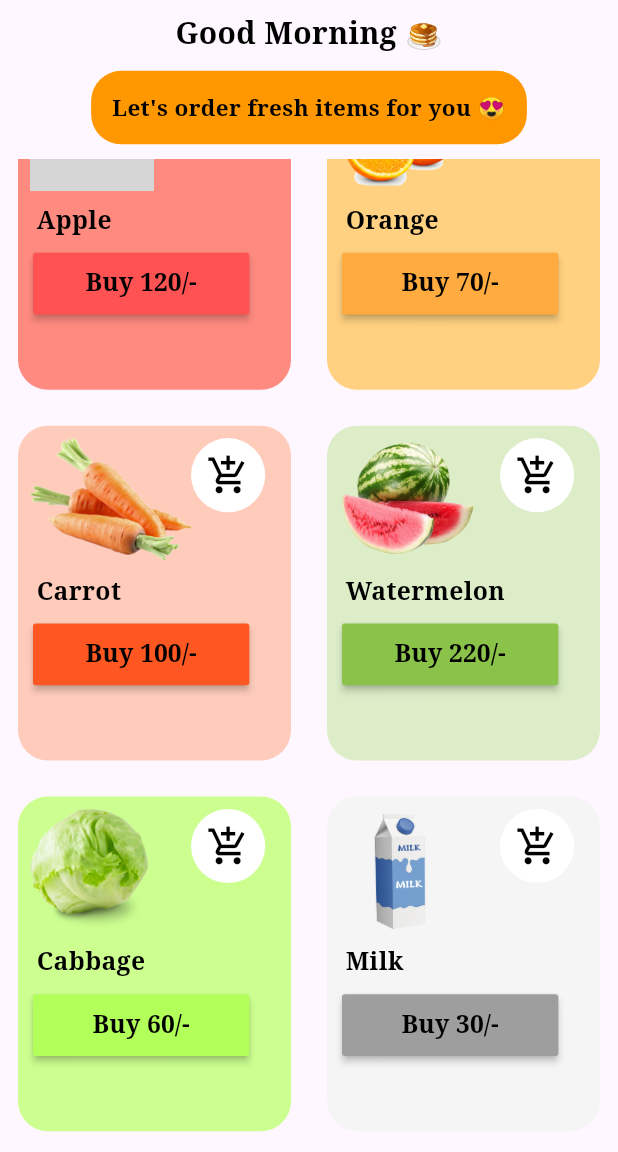
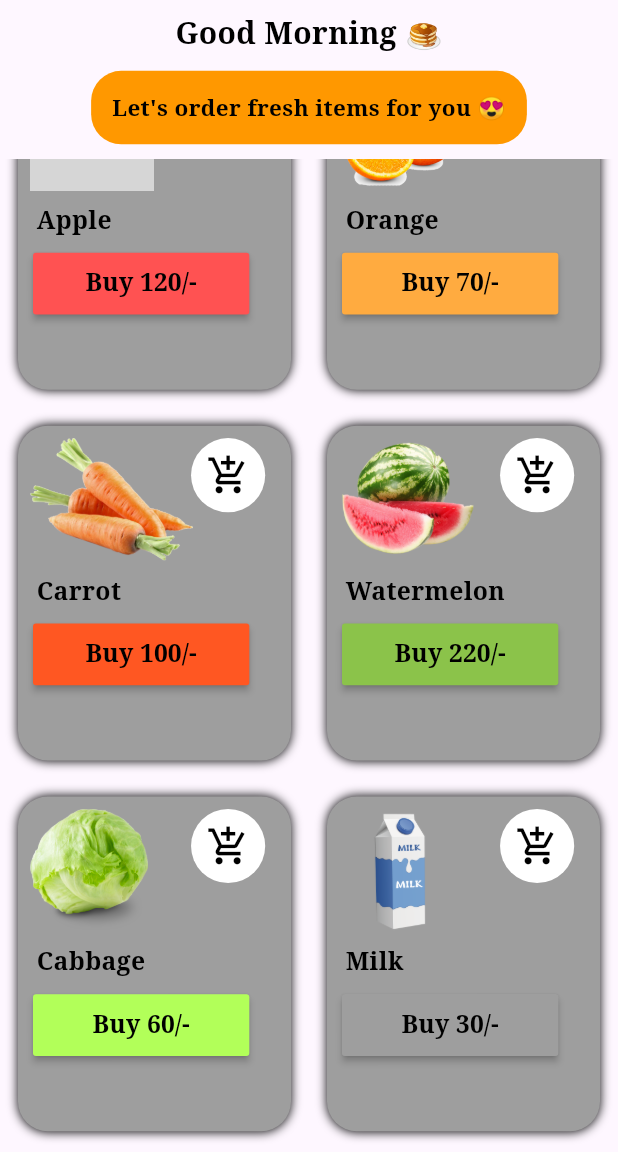
Before and after one commit to krishnarajkumar0610/grocery_app, a Flutter app: the HomePage screen opened directly, scrolled down 576 dp, on a phone screen of 412 x 824 dp, the part 84-1236 px from its top. Run offline on Flutter 3.47's test engine with Material 3 defaults, Android fonts, the phone set to English and light mode, and no system bars; our stand-ins replace flutter_bloc, google_fonts, shared_preferences; accounts and stored records are empty; grey boxes are pictures that could not be loaded.

Commit message:
Grocery app

```diff
--- a/grocery_app/lib/bloc/grocery_bloc.dart
+++ b/grocery_app/lib/bloc/grocery_bloc.dart
@@ -9,105 +9,119 @@ import 'grocery_states.dart';
 
 class GroceryBloc extends Bloc<GroceryEvents, GroceryStates> {
   GroceryBloc() : super(GroceryStates(cartItems: [])) {
-    // on<GetDataFromMemory>((event, emit) async {
-    // String shopItems = jsonEncode([
-    //   [
-    //     "Avocado",
-    //     120,
-    //     "assets/avocado.png",
-    //     "Avocado, a creamy fruit native to Mexico, is packed with healthy fats, vitamins, and minerals. Its versatility makes it a popular ingredient in salads, sandwiches, and dips like guacamole.",
-    //     Colors.green.value.toRadixString(16)
-    //   ],
-    //   [
-    //     "Banana",
-    //     60,
-    //     "assets/banana.png",
-    //     "Banana is a tropical fruit with a soft, creamy flesh and a sweet flavor. Rich in potassium and vitamins, it's a popular snack and ingredient in smoothies and desserts.",
-    //     Colors.yellow.value.toRadixString(16)
-    //   ],
-    //   [
-    //     "Chicken",
-    //     350,
-    //     "assets/chicken.png",
-    //     "Chicken is a versatile poultry meat known for its mild flavor and lean protein content. It can be grilled, roasted, fried, or incorporated into a variety of dishes worldwide.",
-    //     Colors.redAccent.value.toRadixString(16)
-    //   ],
-    //   [
-    //     "Water",
-    //     40,
-    //     "assets/water.png",
-    //     "Water is a transparent, tasteless, and odorless substance essential for life on Earth. It comprises about 71% of the planet's surface and is vital for hydration, regulating body temperature, and facilitating various biochemical processes.",
-    //     Colors.blue.value.toRadixString(16)
-    //   ],
-    //   [
-    //     "Apple",
-    //     120,
-    //     "assets/apple.png",
-    //     "Apple Inc. is a multinational technology company known for its innovation in consumer electronics, software, and services, including the iPhone, Mac computers, iPad, and Apple Watch. ",
-    //     Colors.redAccent.value.toRadixString(16)
-    //   ],
-    //   [
-    //     "Orange",
-    //     70,
-    //     "assets/orange.png",
-    //     "Orange is a citrus fruit known for its vibrant color and tangy flavor, rich in vitamin C and antioxidants, often used in juices, desserts, and savory dishes.",
-    //     Colors.orangeAccent.value.toRadixString(16)
-    //   ],
-    //   [
-    //     "Carrot",
-    //     100,
-    //     "assets/carrot.png",
-    //     "Carrot: A crunchy, orange root vegetable known for its high beta-carotene content, promoting eye health and vibrant skin. It's versatile in cooking, adding sweetness to dishes and serving as a popular snack.",
-    //     Colors.deepOrange.value.toRadixString(16)
-    //   ],
-    //   [
-    //     "Watermelon",
-    //     220,
-    //     "assets/watermelon.png",
-    //     "Watermelon is a juicy and refreshing fruit with a vibrant red or pink flesh and black seeds, known for its high water content and sweet flavor, making it a popular summer treat.",
-    //     Colors.lightGreen.value.toRadixString(16)
-    //   ],
-    //   [
-    //     "Cabbage",
-    //     60,
-    //     "assets/cabbage.png",
-    //     "Cabbage is a leafy green or purple biennial plant grown as an annual vegetable crop for its dense-leaved heads. It's rich in vitamins and fiber, commonly used in various cuisines worldwide for salads, soups, and stir-fries.",
-    //     Colors.lightGreenAccent.value.toRadixString(16)
-    //   ],
-    //   [
-    //     "Milk",
-    //     30,
-    //     "assets/milk.png",
-    //     "Milk is a nutrient-rich liquid produced by mammals to nourish their young, containing essential vitamins, minerals, and proteins vital for human health. It serves as a versatile ingredient in various culinary dishes and beverages, offering a creamy texture and distinctive flavor.",
-    //     Colors.grey.value.toRadixString(16)
-    //   ],
-    //   [
-    //     "Potato",
-    //     45,
-    //     "assets/potato.png",
-    //     "Potato, a starchy tuber, is a versatile and widely consumed vegetable prized for its rich carbohydrate content and culinary adaptability, serving as a staple ingredient in countless dishes worldwide.",
-    //     Colors.brown.value.toRadixString(16)
-    //   ],
-    //   [
-    //     "Rocemilk",
-    //     60,
-    //     "assets/rocemilk.png",
-    //     "Rocemilk is an educational platform providing interactive learning experiences through online courses and tutorials. It offers a diverse range of subjects, catering to learners of all levels and interests.",
-    //     Colors.pink.value.toRadixString(16)
-    //   ],
-    // ]);
-    //   final sharedPreference = await SharedPreferences.getInstance();
-    //   //sharedPreference.setString("shopItem", shopItems);
-    //   final data = sharedPreference.getString("shopItem");
-    //   print(data);
-    //   sharedPreference.clear();
-    // });
+    on<GetInitialData>((event, emit) async {
+      List shopItem = [
+        [
+          "Avocado",
+          120,
+          "assets/avocado.png",
+          "Avocado, a creamy fruit native to Mexico, is packed with healthy fats, vitamins, and minerals. Its versatility makes it a popular ingredient in salads, sandwiches, and dips like guacamole.",
+          Colors.green.value
+        ],
+        [
+          "Banana",
+          60,
+          "assets/banana.png",
+          "Banana is a tropical fruit with a soft, creamy flesh and a sweet flavor. Rich in potassium and vitamins, it's a popular snack and ingredient in smoothies and desserts.",
+          Colors.yellow.value
+        ],
+        [
+          "Chicken",
+          350,
+          "assets/chicken.png",
+          "Chicken is a versatile poultry meat known for its mild flavor and lean protein content. It can be grilled, roasted, fried, or incorporated into a variety of dishes worldwide.",
+          Colors.redAccent.value
+        ],
+        [
+          "Water",
+          40,
+          "assets/water.png",
+          "Water is a transparent, tasteless, and odorless substance essential for life on Earth. It comprises about 71% of the planet's surface and is vital for hydration, regulating body temperature, and facilitating various biochemical processes.",
+          Colors.blue.value
+        ],
+        [
+          "Apple",
+          120,
+          "assets/apple.png",
+          "Apple Inc. is a multinational technology company known for its innovation in consumer electronics, software, and services, including the iPhone, Mac computers, iPad, and Apple Watch. ",
+          Colors.redAccent.value
+        ],
+        [
+          "Orange",
+          70,
+          "assets/orange.png",
+          "Orange is a citrus fruit known for its vibrant color and tangy flavor, rich in vitamin C and antioxidants, often used in juices, desserts, and savory dishes.",
+          Colors.orangeAccent.value
+        ],
+        [
+          "Carrot",
+          100,
+          "assets/carrot.png",
+          "Carrot: A crunchy, orange root vegetable known for its high beta-carotene content, promoting eye health and vibrant skin. It's versatile in cooking, adding sweetness to dishes and serving as a popular snack.",
+          Colors.deepOrange.value
+        ],
+        [
+          "Watermelon",
+          220,
+          "assets/watermelon.png",
+          "Watermelon is a juicy and refreshing fruit with a vibrant red or pink flesh and black seeds, known for its high water content and sweet flavor, making it a popular summer treat.",
+          Colors.lightGreen.value
+        ],
+        [
+          "Cabbage",
+          60,
+          "assets/cabbage.png",
+          "Cabbage is a leafy green or purple biennial plant grown as an annual vegetable crop for its dense-leaved heads. It's rich in vitamins and fiber, commonly used in various cuisines worldwide for salads, soups, and stir-fries.",
+          Colors.lightGreenAccent.value
+        ],
+        [
+          "Milk",
+          30,
+          "assets/milk.png",
+          "Milk is a nutrient-rich liquid produced by mammals to nourish their young, containing essential vitamins, minerals, and proteins vital for human health. It serves as a versatile ingredient in various culinary dishes and beverages, offering a creamy texture and distinctive flavor.",
+          Colors.grey.value
+        ],
+        [
+          "Potato",
+          45,
+          "assets/potato.png",
+          "Potato, a starchy tuber, is a versatile and widely consumed vegetable prized for its rich carbohydrate content and culinary adaptability, serving as a staple ingredient in countless dishes worldwide.",
+          Colors.brown.value
+        ],
+        [
+          "Rosemilk",
+          60,
+          "assets/rocemilk.png",
+          "Rocemilk is an educational platform providing interactive learning experiences through online courses and tutorials. It offers a diverse range of subjects, catering to learners of all levels and interests.",
+          Colors.pink.value
+        ],
+      ]; //
+
+      dynamic data;
+      final sharedPreference = await SharedPreferences.getInstance();
+      if (!sharedPreference.containsKey("shopItem")) {
+        final encodedList = jsonEncode(shopItem);
+        await sharedPreference.setString("shopItem", encodedList);
+      }
+
+      data = sharedPreference.getString("shopItem");
+      data = jsonDecode(data);
+      print("ILAMA IRUNCHU IPA VANDHURUCHU");
+
+      emit(GroceryStates(
+          shopItems: data,
+          cartItems: state.cartItems,
+          greetingStatus: state.greetingStatus,
+          themeStatus: state.themeStatus,
+          totalAmount: state.totalAmount));
+    });
 
     on<AddToCart>((event, emit) {
       // add item event
       int? index = event.index;
       state.cartItems?.add(state.shopItems![index!]);
       emit(GroceryStates(
+          shopItems: state.shopItems,
           cartItems: state.cartItems,
           greetingStatus: state.greetingStatus,
           themeStatus: state.themeStatus,
@@ -121,6 +135,7 @@ class GroceryBloc extends Bloc<GroceryEvents, GroceryStates> {
       cartItems?.removeAt(index);
 
       emit(GroceryStates(
+          shopItems: state.shopItems,
           cartItems: cartItems,
           themeStatus: state.themeStatus,
           greetingStatus: state.greetingStatus,
@@ -138,6 +153,7 @@ class GroceryBloc extends Bloc<GroceryEvents, GroceryStates> {
       }
 
       emit(GroceryStates(
+          shopItems: state.shopItems,
           themeStatus: theme,
           cartItems: state.cartItems,
           greetingStatus: state.greetingStatus!,
@@ -162,6 +178,7 @@ class GroceryBloc extends Bloc<GroceryEvents, GroceryStates> {
 
       emit(GroceryStates(
           greetingStatus: message,
+          shopItems: state.shopItems,
           cartItems: state.cartItems,
           themeStatus: state.themeStatus,
           totalAmount: state.totalAmount));
--- a/grocery_app/lib/bloc/grocery_events.dart
+++ b/grocery_app/lib/bloc/grocery_events.dart
@@ -33,3 +33,5 @@ class SignupValidation extends GroceryEvents {
 
   SignupValidation({this.fullName, this.emailId, this.password});
 }
+
+class GetInitialData extends GroceryEvents {}
--- a/grocery_app/lib/bloc/grocery_states.dart
+++ b/grocery_app/lib/bloc/grocery_states.dart
@@ -1,92 +1,7 @@
 import 'package:flutter/material.dart';
 
 class GroceryStates {
-  List shopItems = [
-    [
-      "Avocado",
-      120,
-      "assets/avocado.png",
-      "Avocado, a creamy fruit native to Mexico, is packed with healthy fats, vitamins, and minerals. Its versatility makes it a popular ingredient in salads, sandwiches, and dips like guacamole.",
-      Colors.green
-    ],
-    [
-      "Banana",
-      60,
-      "assets/banana.png",
-      "Banana is a tropical fruit with a soft, creamy flesh and a sweet flavor. Rich in potassium and vitamins, it's a popular snack and ingredient in smoothies and desserts.",
-      Colors.yellow
-    ],
-    [
-      "Chicken",
-      350,
-      "assets/chicken.png",
-      "Chicken is a versatile poultry meat known for its mild flavor and lean protein content. It can be grilled, roasted, fried, or incorporated into a variety of dishes worldwide.",
-      Colors.redAccent
-    ],
-    [
-      "Water",
-      40,
-      "assets/water.png",
-      "Water is a transparent, tasteless, and odorless substance essential for life on Earth. It comprises about 71% of the planet's surface and is vital for hydration, regulating body temperature, and facilitating various biochemical processes.",
-      Colors.blue
-    ],
-    [
-      "Apple",
-      120,
-      "assets/apple.png",
-      "Apple Inc. is a multinational technology company known for its innovation in consumer electronics, software, and services, including the iPhone, Mac computers, iPad, and Apple Watch. ",
-      Colors.redAccent
-    ],
-    [
-      "Orange",
-      70,
-      "assets/orange.png",
-      "Orange is a citrus fruit known for its vibrant color and tangy flavor, rich in vitamin C and antioxidants, often used in juices, desserts, and savory dishes.",
-      Colors.orangeAccent
-    ],
-    [
-      "Carrot",
-      100,
-      "assets/carrot.png",
-      "Carrot: A crunchy, orange root vegetable known for its high beta-carotene content, promoting eye health and vibrant skin. It's versatile in cooking, adding sweetness to dishes and serving as a popular snack.",
-      Colors.deepOrange
-    ],
-    [
-      "Watermelon",
-      220,
-      "assets/watermelon.png",
-      "Watermelon is a juicy and refreshing fruit with a vibrant red or pink flesh and black seeds, known for its high water content and sweet flavor, making it a popular summer treat.",
-      Colors.lightGreen
-    ],
-    [
-      "Cabbage",
-      60,
-      "assets/cabbage.png",
-      "Cabbage is a leafy green or purple biennial plant grown as an annual vegetable crop for its dense-leaved heads. It's rich in vitamins and fiber, commonly used in various cuisines worldwide for salads, soups, and stir-fries.",
-      Colors.lightGreenAccent
-    ],
-    [
-      "Milk",
-      30,
-      "assets/milk.png",
-      "Milk is a nutrient-rich liquid produced by mammals to nourish their young, containing essential vitamins, minerals, and proteins vital for human health. It serves as a versatile ingredient in various culinary dishes and beverages, offering a creamy texture and distinctive flavor.",
-      Colors.grey
-    ],
-    [
-      "Potato",
-      45,
-      "assets/potato.png",
-      "Potato, a starchy tuber, is a versatile and widely consumed vegetable prized for its rich carbohydrate content and culinary adaptability, serving as a staple ingredient in countless dishes worldwide.",
-      Colors.brown
-    ],
-    [
-      "Rosemilk",
-      60,
-      "assets/rocemilk.png",
-      "Rocemilk is an educational platform providing interactive learning experiences through online courses and tutorials. It offers a diverse range of subjects, catering to learners of all levels and interests.",
-      Colors.pink
-    ],
-  ]; // List
+  List? shopItems;
 
   final List? cartItems;
 
@@ -99,5 +14,5 @@ class GroceryStates {
       this.totalAmount,
       this.greetingStatus,
       this.themeStatus = true,
-     });
+       this.shopItems});
 }
--- a/grocery_app/lib/components/grocery_items.dart
+++ b/grocery_app/lib/components/grocery_items.dart
@@ -35,9 +35,14 @@ class GroceryItemTile extends StatelessWidget {
 
     return Container(
       decoration: BoxDecoration(
-        color: color[100],
-        borderRadius: BorderRadius.circular(20),
-      ),
+          color: Colors.grey,
+          borderRadius: BorderRadius.circular(20),
+          boxShadow: const [
+            BoxShadow(
+              color: Colors.black,
+              blurRadius: 5,
+            )
+          ]),
       child: BlocConsumer<GroceryBloc, GroceryStates>(
         listener: (context, state) {},
         builder: (context, state) {
@@ -69,7 +74,7 @@ class GroceryItemTile extends StatelessWidget {
                           context,
                           MaterialPageRoute(
                             builder: (context) =>
-                            const CartPage(), // <= click it for cart page
+                                const CartPage(), // <= click it for cart page
                           ));
                     },
                   ),
--- a/grocery_app/lib/screens/pages/home_page.dart
+++ b/grocery_app/lib/screens/pages/home_page.dart
@@ -18,6 +18,13 @@ class HomePage extends StatefulWidget {
 }
 
 class _HomePageState extends State<HomePage> {
+  @override
+  void initState() {
+    // TODO: implement initState
+    super.initState();
+    context.read<GroceryBloc>().add(GetInitialData());
+  }
+
   @override
   Widget build(BuildContext context) {
     double deviceWidth = MediaQuery.sizeOf(context).width;
@@ -122,24 +129,32 @@ class _HomePageState extends State<HomePage> {
                 ),
               ),
               Expanded(
-                child: GridView.builder(
-                  itemCount: state.shopItems!.length,
+                child: state.shopItems == null
+                    ? const Center(
+                        child: Text("No Data found !"),
+                      )
+                    : GridView.builder(
+                        itemCount: state.shopItems?.length,
                         gridDelegate: SliverGridDelegateWithFixedCrossAxisCount(
-                    crossAxisCount: orientation == Orientation.portrait ? 2 : 3,
-                    childAspectRatio:
-                        orientation == Orientation.portrait ? 1 / 1.2 : 1 / 0.8,
+                          crossAxisCount:
+                              orientation == Orientation.portrait ? 2 : 3,
+                          childAspectRatio: orientation == Orientation.portrait
+                              ? 1 / 1.2
+                              : 1 / 0.8,
                         ),
                         itemBuilder: (context, index) {
                           return Padding(
                             padding: EdgeInsets.all(
-                          orientation == Orientation.portrait ? 12.0 : 12),
+                                orientation == Orientation.portrait
+                                    ? 12.0
+                                    : 12),
                             child: GroceryItemTile(
                               // <= click this for grocery item container
-                        itemName: state.shopItems[index][0],
-                        itemPrice: state.shopItems[index][1],
-                        imagePath: state.shopItems[index][2],
-                        description: state.shopItems[index][3],
-                        color: state.shopItems[index][4],
+                              itemName: state.shopItems?[index][0],
+                              itemPrice: state.shopItems?[index][1],
+                              imagePath: state.shopItems?[index][2],
+                              description: state.shopItems?[index][3],
+                              color: Color(state.shopItems?[index][4]),
                               index: index,
                             ),
                           );
```
Lines whose indentation alone changed are shown as unchanged.
